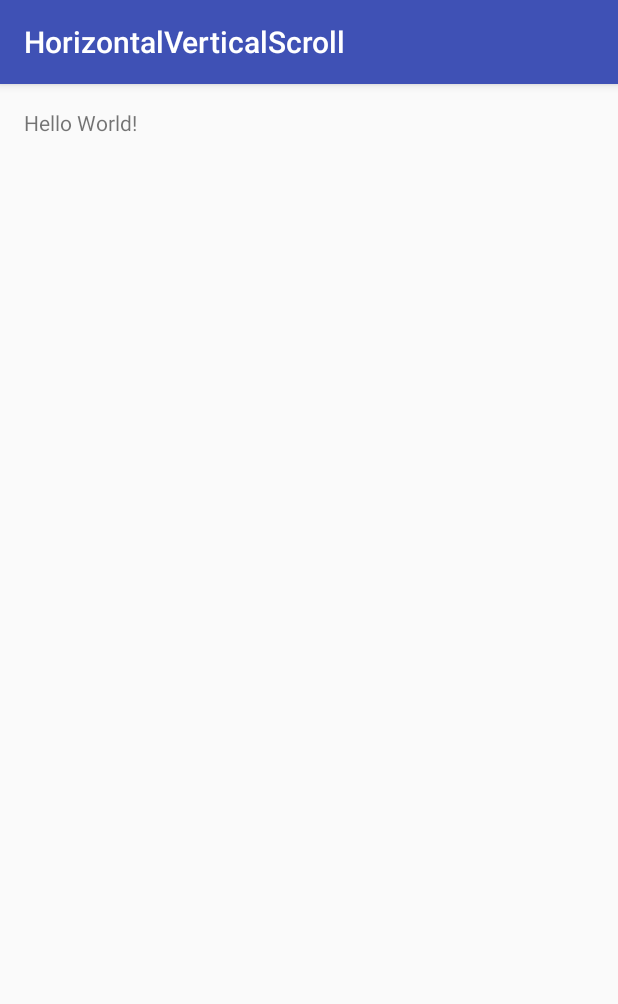
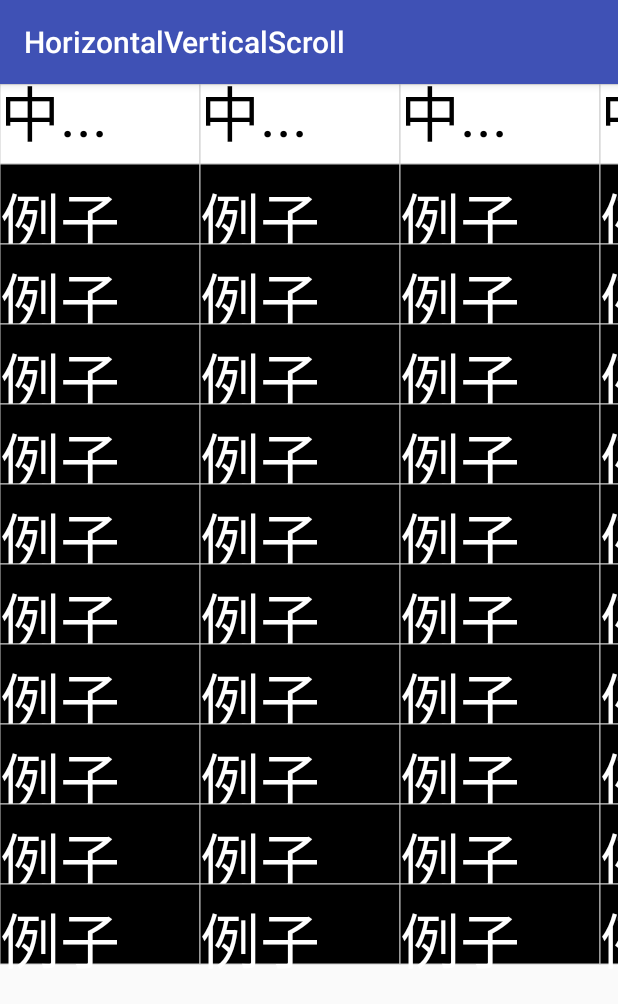
Before and after one commit to CrazyTaro/HorizontalVerticalScrollView, an Android app: the screen it shows after launch (MainActivity), on a phone screen of 412 x 824 dp. Shown: the top 1004 px of the screen. Run offline under Robolectric (Android 15) with nearby library versions, the phone set to English and light mode, and no system bars.

Commit message:
修改主布局

```diff
--- a/app/src/main/res/layout/activity_main.xml
+++ b/app/src/main/res/layout/activity_main.xml
@@ -4,14 +4,9 @@
     xmlns:tools="http://schemas.android.com/tools"
     android:layout_width="match_parent"
     android:layout_height="match_parent"
-    android:paddingBottom="@dimen/activity_vertical_margin"
-    android:paddingLeft="@dimen/activity_horizontal_margin"
-    android:paddingRight="@dimen/activity_horizontal_margin"
-    android:paddingTop="@dimen/activity_vertical_margin"
     tools:context="com.grant.horizontalverticalscroll.MainActivity">
 
-    <TextView
-        android:layout_width="wrap_content"
-        android:layout_height="wrap_content"
-        android:text="Hello World!"/>
+    <com.showcast.hvscroll.ui.HorizontalVerticalScrollView
+        android:layout_width="match_parent"
+        android:layout_height="match_parent"/>
 </RelativeLayout>
```
